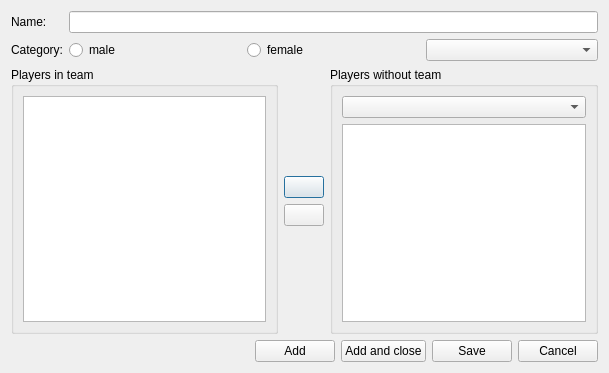
First picture: the form in src/ui/addteamdlg.ui, repository mige/Floco, before the edit.
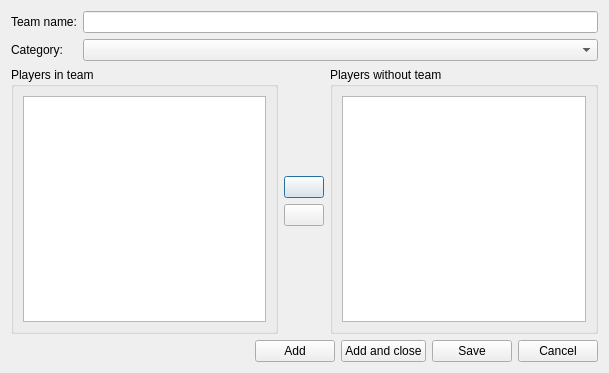
Second picture: the form after the edit. Icons and pictures are not drawn.

Patch:
```diff
--- a/src/ui/addteamdlg.ui
+++ b/src/ui/addteamdlg.ui
@@ -26,7 +26,7 @@
      <item row="0" column="0">
       <widget class="QLabel" name="label">
        <property name="text">
-        <string>Name:</string>
+        <string>Team name:</string>
        </property>
       </widget>
      </item>
@@ -41,25 +41,7 @@
       </widget>
      </item>
      <item row="1" column="1">
-      <layout class="QHBoxLayout" name="horizontalLayout">
-       <item>
-        <widget class="QRadioButton" name="radioButton">
-         <property name="text">
-          <string>male</string>
-         </property>
-        </widget>
-       </item>
-       <item>
-        <widget class="QRadioButton" name="radioButton_2">
-         <property name="text">
-          <string>female</string>
-         </property>
-        </widget>
-       </item>
-       <item>
-        <widget class="QComboBox" name="comboBox"/>
-       </item>
-      </layout>
+      <widget class="QComboBox" name="comboBoxCategory"/>
      </item>
     </layout>
    </item>
@@ -148,10 +130,26 @@
        </property>
        <layout class="QVBoxLayout" name="verticalLayout_2">
         <item>
-         <widget class="QComboBox" name="comboBox_2"/>
-        </item>
-        <item>
-         <widget class="QTreeView" name="treeView_2"/>
+         <widget class="QTreeView" name="treePlayersWithoutTeam">
+          <property name="editTriggers">
+           <set>QAbstractItemView::NoEditTriggers</set>
+          </property>
+          <property name="selectionMode">
+           <enum>QAbstractItemView::MultiSelection</enum>
+          </property>
+          <property name="rootIsDecorated">
+           <bool>false</bool>
+          </property>
+          <property name="itemsExpandable">
+           <bool>false</bool>
+          </property>
+          <property name="sortingEnabled">
+           <bool>true</bool>
+          </property>
+          <property name="expandsOnDoubleClick">
+           <bool>false</bool>
+          </property>
+         </widget>
         </item>
        </layout>
       </widget>
```
Left out of the diff: 33 changed lines with no effect on the pictures.
